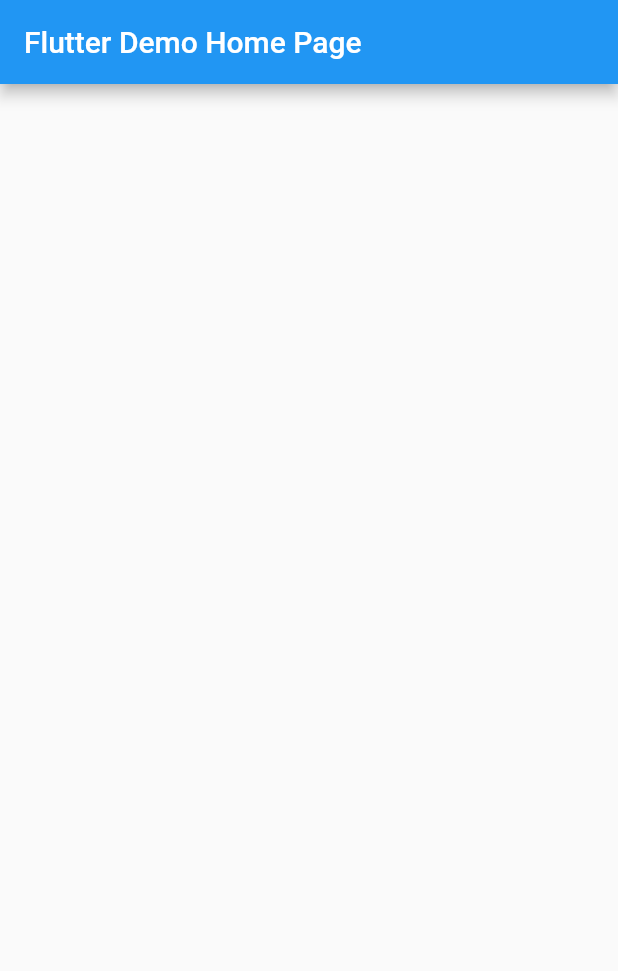
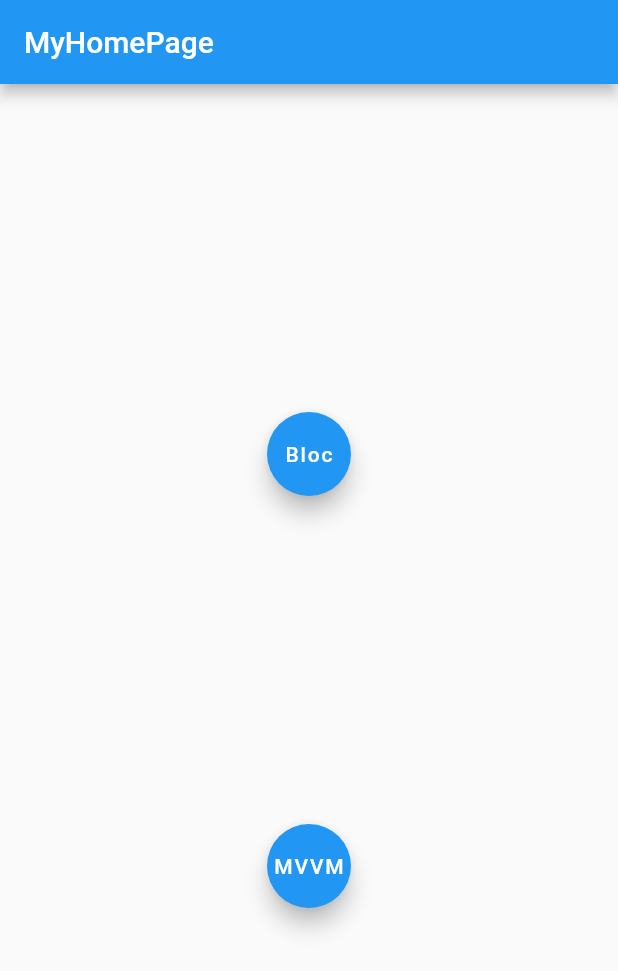
Before and after one commit to lukatriska/gl_test, a Flutter app: the screen it shows after launch, on a phone screen of 412 x 824 dp. Shown: the top 971 px of the screen. Run offline on Flutter 3.47's test engine with Material 2 defaults, Android fonts, the phone set to English and light mode, and no system bars; our stand-ins replace bloc, flutter_bloc.

Commit message:
add basic bloc functionality

```diff
--- /dev/null
+++ b/lib/logic/bloc/movie_bloc.dart
@@ -0,0 +1,16 @@
+import 'package:bloc/bloc.dart';
+
+import '../../repository/movie_repository.dart';
+import '../../models/movie.dart';
+
+part 'movie_event.dart';
+part 'movie_state.dart';
+
+class MovieBloc extends Bloc<MovieEvent, MovieState> {
+  final MovieRepository repository;
+
+  MovieBloc({required this.repository}) : super(MovieInitial()) {
+    on<FetchMovies>(
+        (event, emit) => emit(MovieLoaded(repository.fetchMovies())));
+  }
+}
--- /dev/null
+++ b/lib/logic/bloc/movie_event.dart
@@ -0,0 +1,5 @@
+part of 'movie_bloc.dart';
+
+class MovieEvent {}
+
+class FetchMovies extends MovieEvent {}
--- /dev/null
+++ b/lib/logic/bloc/movie_state.dart
@@ -0,0 +1,13 @@
+part of 'movie_bloc.dart';
+
+class MovieState {}
+
+class MovieInitial extends MovieState {}
+
+class MovieNotLoaded extends MovieState {}
+
+class MovieLoaded extends MovieState {
+  final List<Movie> movies;
+
+  MovieLoaded(this.movies);
+}
--- a/lib/main.dart
+++ b/lib/main.dart
@@ -1,52 +1,74 @@
 import 'package:flutter/material.dart';
+import 'package:flutter_bloc/flutter_bloc.dart';
+import 'logic/bloc/movie_bloc.dart';
+import 'repository/movie_repository.dart';
+
+import 'presentation/screens/movies_list_screen.dart';
+import 'presentation/screens/movie_detail_screen.dart';
 
 void main() {
-  runApp(const MyApp());
+  runApp(MyApp());
 }
 
 class MyApp extends StatelessWidget {
-  const MyApp({Key? key}) : super(key: key);
+  // final MovieBloc _movieBloc = MovieBloc();
+  final MovieRepository _movieRepository = MovieRepository();
 
   @override
   Widget build(BuildContext context) {
     return MaterialApp(
-      title: 'Flutter Demo',
+      title: 'Flutter Bloc',
       theme: ThemeData(
-        primarySwatch: Colors.blue,
-      ),
-      home: const MyHomePage(title: 'Flutter Demo Home Page'),
+          primarySwatch: Colors.blue,
+          visualDensity: VisualDensity.adaptivePlatformDensity),
+      home: MyHomePage(title: 'MyHomePage'),
+      routes: {
+        MoviesListScreen.routeName: (_) => BlocProvider(
+              create: (context) =>
+                  MovieBloc(repository: _movieRepository)..add(FetchMovies()),
+              child: MoviesListScreen(),
+            ),
+        MovieDetailScreen.routeName: (ctx) => const MovieDetailScreen()
+      },
     );
   }
 }
 
 class MyHomePage extends StatefulWidget {
-  const MyHomePage({Key? key, required this.title}) : super(key: key);
+  String title;
 
-  // This widget is the home page of your application. It is stateful, meaning
-  // that it has a State object (defined below) that contains fields that affect
-  // how it looks.
-
-  // This class is the configuration for the state. It holds the values (in this
-  // case the title) provided by the parent (in this case the App widget) and
-  // used by the build method of the State. Fields in a Widget subclass are
-  // always marked "final".
-
-  final String title;
+  MyHomePage({required this.title});
 
   @override
-  State<MyHomePage> createState() => _MyHomePageState();
+  _MyHomePageState createState() => _MyHomePageState();
 }
 
 class _MyHomePageState extends State<MyHomePage> {
-
   @override
   Widget build(BuildContext context) {
     return Scaffold(
       appBar: AppBar(
-        // Here we take the value from the MyHomePage object that was created by
-        // the App.build method, and use it to set our appbar title.
         title: Text(widget.title),
       ),
-      body: Center());
+      body: Center(
+        child: Column(
+          mainAxisAlignment: MainAxisAlignment.spaceEvenly,
+          children: [
+            FloatingActionButton(
+              onPressed: () {
+                Navigator.of(context).pushNamed(MoviesListScreen.routeName);
+              },
+              child: const Text('Bloc'),
+              heroTag: 'blocbtn',
+            ),
+            FloatingActionButton(
+              onPressed: () {},
+              child: const Text('MVVM'),
+              heroTag: 'mvvmbtn',
+            )
+          ],
+        ),
+      ),
+    );
   }
 }
--- /dev/null
+++ b/lib/models/movie.dart
@@ -0,0 +1,6 @@
+class Movie {
+  String name;
+  String imageUrl;
+
+  Movie(this.name, this.imageUrl);
+}
--- /dev/null
+++ b/lib/repository/movie_repository.dart
@@ -0,0 +1,12 @@
+import 'package:flutter/services.dart';
+
+import '../models/movie.dart';
+
+class MovieRepository {
+  List<Movie> fetchMovies() {
+    // final response = rootBundle.loadString('assets/movies.json');
+    // var data = jsonDecode(await response);
+    // print("loadMovies, $data");
+    return [Movie("wewe", "wewe")];
+  }
+}
--- a/pubspec.yaml
+++ b/pubspec.yaml
@@ -30,10 +30,10 @@ dependencies:
   flutter:
     sdk: flutter
 
-
   # The following adds the Cupertino Icons font to your application.
   # Use with the CupertinoIcons class for iOS style icons.
   cupertino_icons: ^1.0.2
+  flutter_bloc: ^8.0.1
 
 dev_dependencies:
   flutter_test:
@@ -58,8 +58,8 @@ flutter:
   uses-material-design: true
 
   # To add assets to your application, add an assets section, like this:
-  # assets:
-  #   - images/a_dot_burr.jpeg
+  assets:
+    - movies.json
   #   - images/a_dot_ham.jpeg
 
   # An image asset can refer to one or more resolution-specific "variants", see
```
Also changed, not shown: assets/movies.json (added, +10 -0 lines), lib/logic/bloc/counter_cubit.dart (added, +13 -0 lines), lib/logic/bloc/counter_state.dart (added, +8 -0 lines), lib/presentation/screens/movie_detail_screen.dart (added, +18 -0 lines), lib/presentation/screens/movies_list_screen.dart (added, +51 -0 lines), pubspec.lock, 1 other file.
